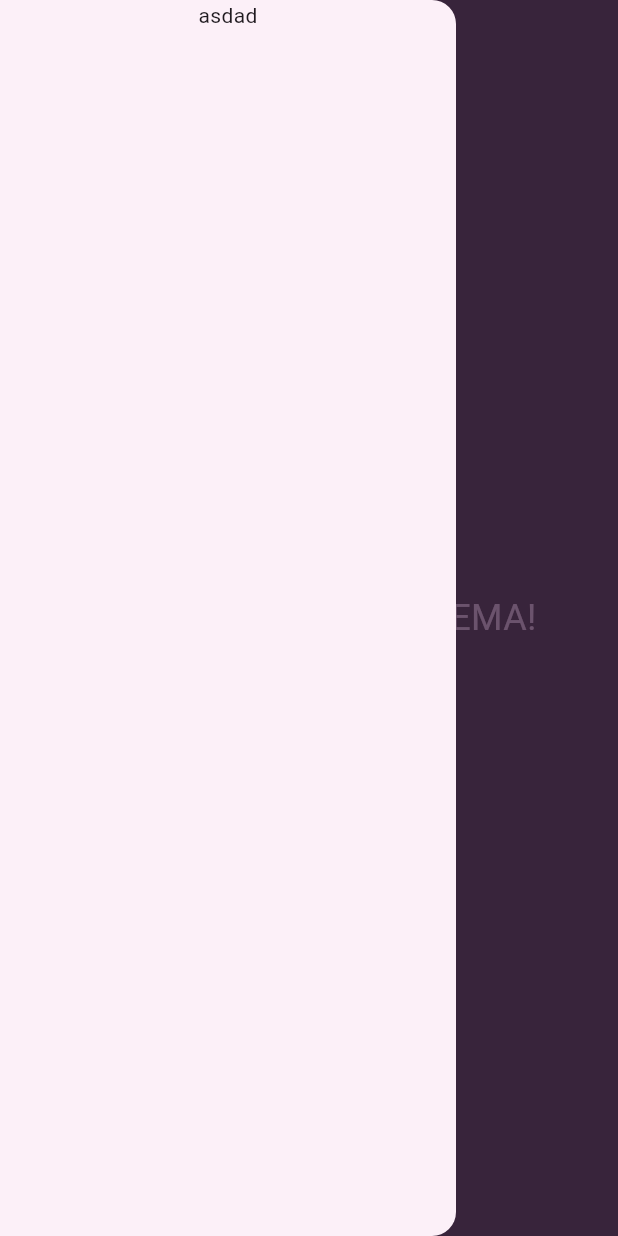
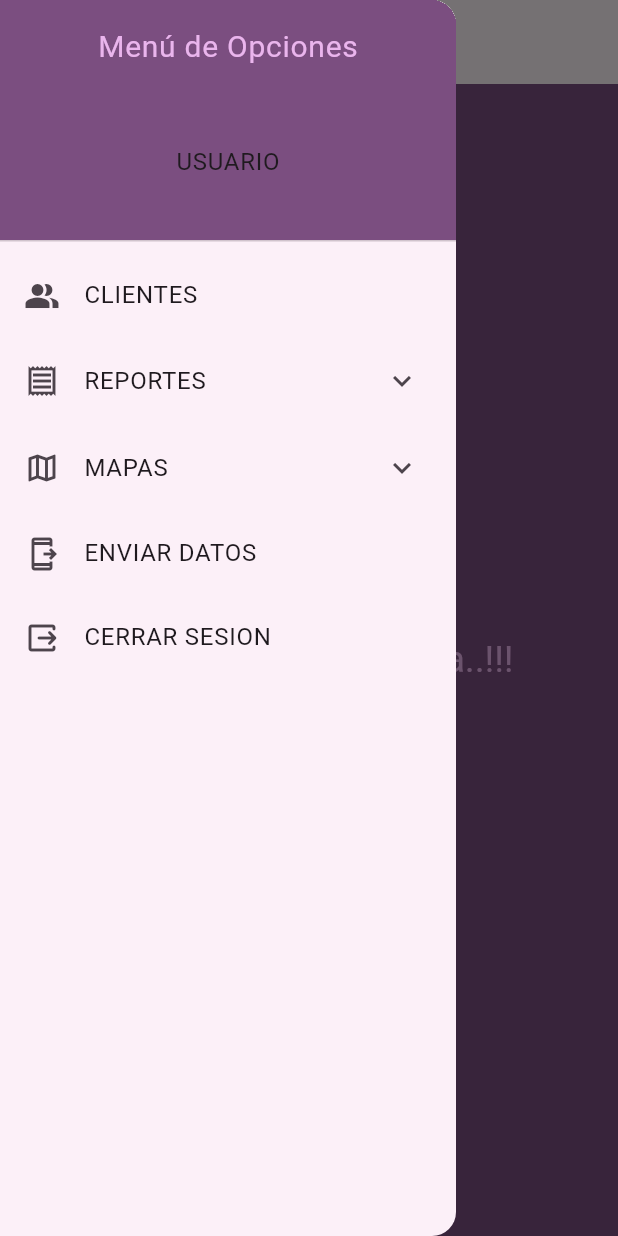
Before and after one commit to RiosHectorM/demo_app, a Flutter app: the HomeScreen screen opened by its route, with the side drawer open, on a phone screen of 412 x 824 dp. Run offline on Flutter 3.47's test engine with Material 3 defaults, Android fonts, the phone set to English and light mode, and no system bars; our stand-ins replace animate_do, flutter_login, go_router.

Commit message:
'Drawer Ready'

```diff
--- a/lib/presentation/screens/home_screen.dart
+++ b/lib/presentation/screens/home_screen.dart
@@ -1,3 +1,4 @@
+import 'package:animate_do/animate_do.dart';
 import 'package:flutter/material.dart';
 
 class HomeScreen extends StatelessWidget {
@@ -7,30 +8,128 @@ class HomeScreen extends StatelessWidget {
   Widget build(BuildContext context) {
     final colors = Theme.of(context).colorScheme;
     return Scaffold(
-      // appBar: AppBar(
-      //   title: Text('Xionico Demo'),
-      // ),
+      backgroundColor: colors.primary,
+      appBar: AppBar(title: Text("Demo Xionico App")),
+      body: _BodyHome(colors: colors), // Pasamos el esquema de colores
+      drawer: _DrawerMenu(colors: colors),
+    );
+  }
+}
 
-      body: Center(
-        child: Stack(
+class _DrawerMenu extends StatelessWidget {
+  final ColorScheme colors;
+  const _DrawerMenu({required this.colors});
+
+  @override
+  Widget build(BuildContext context) {
+    return Drawer(
+      child: ListView(
+        padding: EdgeInsets.zero,
+        children: <Widget>[
+          DrawerHeader(
+            decoration: BoxDecoration(color: colors.primary),
+            child: Center(
+              child: Column(
                 children: [
-            // ClipRRect(
-            //   borderRadius: BorderRadius.circular(20),
-            //   child: Image.asset("images/background.jpg", fit: BoxFit.fitHeight,),
-
-            // ),
-            Text("BIENVENIDOS AL SISTEMA!", style: TextStyle(fontSize: 24, color: colors.inversePrimary),),
+                  Text(
+                    "Menú de Opciones",
+                    style: TextStyle(color: colors.inversePrimary, fontSize: 20),
+                  ),
+                  SizedBox(height: 50),
+                  Text('USUARIO')
                 ],
               ),
             ),
-      backgroundColor: colors.primary,
-      drawer: Drawer(
-        child: Column(
+          ),
+          FadeInLeft(
+            delay: Duration(milliseconds: 100),
+            child: ListTile(
+              leading: Icon(Icons.people_alt),
+              title: Text("CLIENTES"),
+              onTap: () {
+                Navigator.pop(context);
+                print("Acerca de seleccionado");
+              },
+            ),
+          ),
+          FadeInLeft(
+            delay: Duration(milliseconds: 150),
+            child: ExpansionTile(
+              leading: Icon(Icons.receipt_outlined),
+              title: Text("REPORTES"),
               children: [
-            Text("asdad")
+                ListTile(
+                  leading: Icon(Icons.monetization_on_sharp),
+                  title: Text("Reporte de Ventas"),
+                  onTap: () {
+                    Navigator.pop(context);
+                    print("Sub Opción 1 seleccionada");
+                  },
+                ),
               ],
             ),
+          ),
+          FadeInLeft(
+            delay: Duration(milliseconds: 200),
+            child: ExpansionTile(
+              leading: Icon(Icons.map_outlined),
+              title: Text("MAPAS"),
+              children: <Widget>[
+                ListTile(
+                  leading: Icon(Icons.pin_drop_outlined),
+                  title: Text("Mapa de Ventas"),
+                  onTap: () {
+                    Navigator.pop(context);
+                    print("Sub Opción 3 seleccionada");
+                  },
+                ),
+              ],
+            ),
+          ),
+          FadeInLeft(
+            delay: Duration(milliseconds: 250),
+            child: ListTile(
+              leading: Icon(Icons.send_to_mobile_outlined),
+              title: Text("ENVIAR DATOS"),
+              onTap: () {
+                Navigator.pop(context);
+                print("Acerca de seleccionado");
+              },
+            ),
+          ),
+          FadeInLeft(
+            delay: Duration(milliseconds: 300),
+            child: ListTile(
+              leading: Icon(Icons.output_rounded),
+              title: Text("CERRAR SESION"),
+              onTap: () {
+                Navigator.pop(context);
+                print("Acerca de seleccionado");
+              },
+            ),
+          ),
+        ],
       ),
     );
   }
 }
+
+class _BodyHome extends StatelessWidget {
+  final ColorScheme colors;
+
+  const _BodyHome({required this.colors});
+
+  @override
+  Widget build(BuildContext context) {
+    return Center(
+      child: Stack(
+        children: [
+          Text(
+            "Bienvenido al Sistema..!!!",
+            style: TextStyle(fontSize: 24, color: colors.inversePrimary),
+          ),
+        ],
+      ),
+    );
+  }
+}
```
Also changed, not shown: pubspec.yaml (+1 -6 lines), lib/models/clientes.dart (added), lib/presentation/screens/clientes/clientes_list.dart (added), lib/providers/clientes.provider.dart (added), pubspec.lock. Lines whose indentation alone changed are shown as unchanged.
